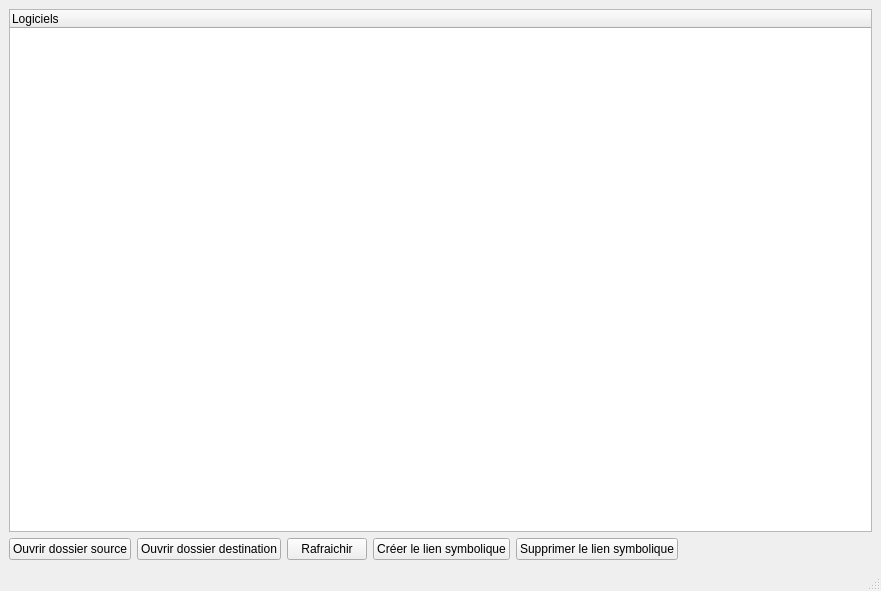
seigneurfuo/easydot, file mainwindow.ui: the form before one commit.
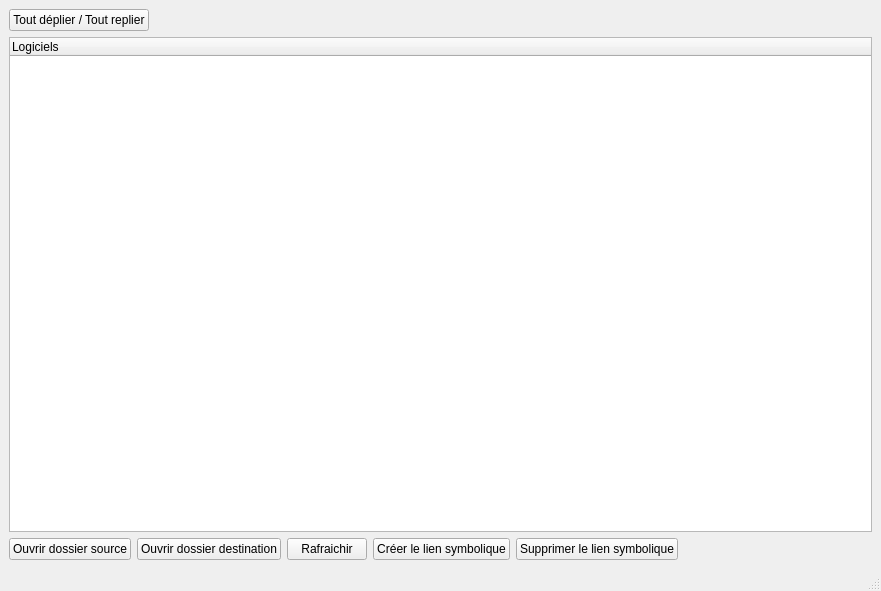
The form after the commit. Icons and pictures are not drawn.

Commit message: Ajout d'un bouton pour plier / déplier la liste.

```diff
--- a/mainwindow.ui
+++ b/mainwindow.ui
@@ -15,7 +15,7 @@
   </property>
   <widget class="QWidget" name="centralwidget">
    <layout class="QGridLayout" name="gridLayout">
-    <item row="1" column="0">
+    <item row="5" column="0">
      <layout class="QHBoxLayout" name="horizontalLayout">
       <item>
        <widget class="QPushButton" name="pushButton_3">
@@ -87,7 +87,7 @@
       </item>
      </layout>
     </item>
-    <item row="0" column="0">
+    <item row="4" column="0">
      <widget class="QTreeWidget" name="treeWidget">
       <property name="selectionMode">
        <enum>QAbstractItemView::SingleSelection</enum>
@@ -102,6 +102,30 @@
       </column>
      </widget>
     </item>
+    <item row="1" column="0">
+     <layout class="QHBoxLayout" name="horizontalLayout_2">
+      <item>
+       <widget class="QPushButton" name="pushButton_7">
+        <property name="text">
+         <string>Tout déplier / Tout replier</string>
+        </property>
+       </widget>
+      </item>
+      <item>
+       <spacer name="horizontalSpacer_2">
+        <property name="orientation">
+         <enum>Qt::Horizontal</enum>
+        </property>
+        <property name="sizeHint" stdset="0">
+         <size>
+          <width>40</width>
+          <height>20</height>
+         </size>
+        </property>
+       </spacer>
+      </item>
+     </layout>
+    </item>
    </layout>
   </widget>
   <widget class="QMenuBar" name="menubar">
```
The commit also changes 1 other file.
